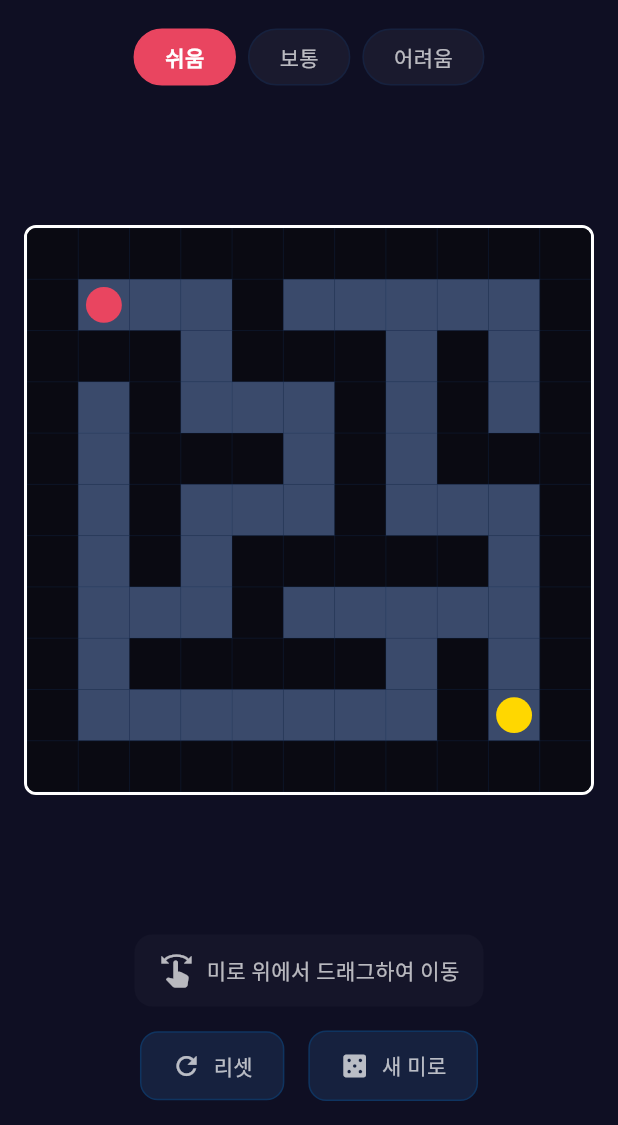
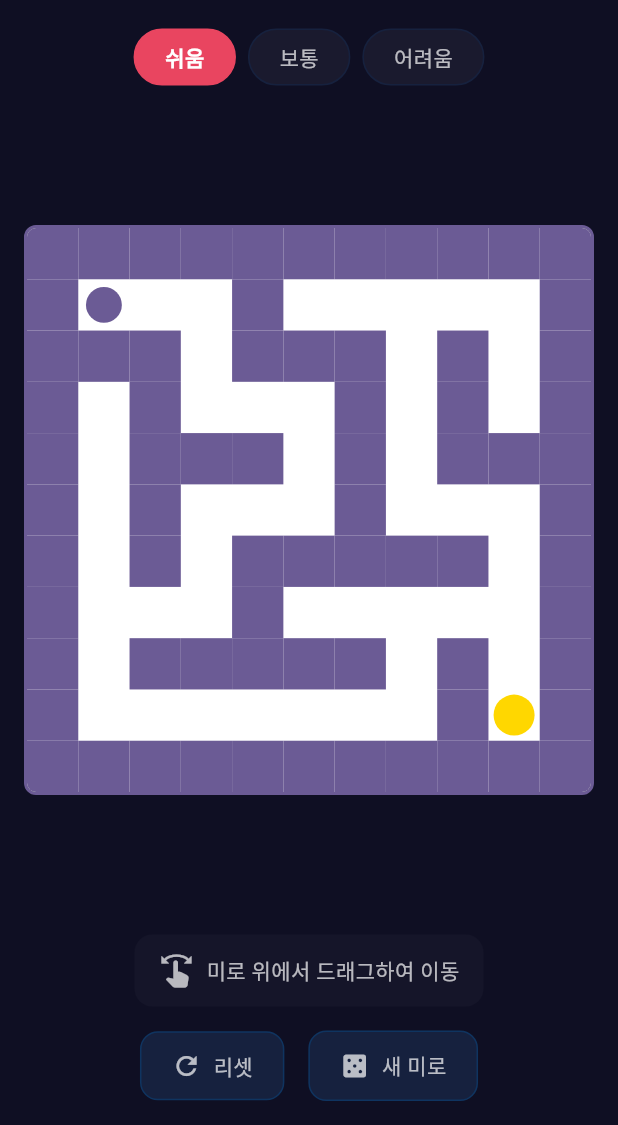
Before and after one commit to mhpark03/maze, a Flutter app: the screen it shows after launch, after a tap on "쉬움", on a phone screen of 412 x 824 dp, the part 111-1236 px from its top. Run offline on Flutter 3.47's test engine with Material 3 defaults, Android fonts, the phone set to English and light mode, and no system bars.

Commit message:
style: 미로 디자인을 흰 배경 + 보라색 벽 스타일로 변경
- 배경을 흰색으로 변경
- 벽을 보라색(#6B5B95)으로 변경
- 그리드 라인 제거하여 깔끔하게 표시
- 테두리도 보라색으로 통일

```diff
--- a/lib/widgets/maze_widget.dart
+++ b/lib/widgets/maze_widget.dart
@@ -58,7 +58,7 @@ class _MazeWidgetState extends State<MazeWidget> {
         onPanEnd: _handlePanEnd,
         child: Container(
           decoration: BoxDecoration(
-            border: Border.all(color: Colors.white, width: 2),
+            border: Border.all(color: const Color(0xFF6B5B95), width: 2),
             borderRadius: BorderRadius.circular(8),
           ),
           child: ClipRRect(
@@ -84,6 +84,12 @@ class MazePainter extends CustomPainter {
     final cellWidth = size.width / maze.cols;
     final cellHeight = size.height / maze.rows;
 
+    // 배경을 흰색으로 채우기
+    canvas.drawRect(
+      Rect.fromLTWH(0, 0, size.width, size.height),
+      Paint()..color = Colors.white,
+    );
+
     for (int row = 0; row < maze.rows; row++) {
       for (int col = 0; col < maze.cols; col++) {
         final cellType = maze.getCell(row, col);
@@ -98,42 +104,34 @@ class MazePainter extends CustomPainter {
 
         switch (cellType) {
           case CellType.wall:
-            // 벽: 진한 어두운 색
-            paint.color = const Color(0xFF0A0A12);
+            // 벽: 보라색
+            paint.color = const Color(0xFF6B5B95);
             canvas.drawRect(rect, paint);
             break;
           case CellType.path:
-            // 길: 밝은 색으로 명확하게 구분
-            paint.color = const Color(0xFF3A4A6B);
-            canvas.drawRect(rect, paint);
+            // 길: 흰색 (이미 배경이 흰색이므로 생략 가능)
             break;
           case CellType.start:
-            paint.color = const Color(0xFF3A4A6B);
-            canvas.drawRect(rect, paint);
-            // Draw start marker
-            final startPaint = Paint()..color = const Color(0xFF00D9FF);
+            // 시작점 마커
+            final startPaint = Paint()..color = const Color(0xFF6B5B95);
             canvas.drawCircle(
               Offset(col * cellWidth + cellWidth / 2, row * cellHeight + cellHeight / 2),
-              cellWidth * 0.3,
+              cellWidth * 0.35,
               startPaint,
             );
             break;
           case CellType.end:
-            paint.color = const Color(0xFF3A4A6B);
-            canvas.drawRect(rect, paint);
-            // Draw end marker (star shape)
+            // 도착점 마커
             final endPaint = Paint()..color = const Color(0xFFFFD700);
             canvas.drawCircle(
               Offset(col * cellWidth + cellWidth / 2, row * cellHeight + cellHeight / 2),
-              cellWidth * 0.35,
+              cellWidth * 0.4,
               endPaint,
             );
             break;
           case CellType.player:
-            paint.color = const Color(0xFF3A4A6B);
-            canvas.drawRect(rect, paint);
-            // Draw player
-            final playerPaint = Paint()..color = const Color(0xFFE94560);
+            // 플레이어
+            final playerPaint = Paint()..color = const Color(0xFF6B5B95);
             canvas.drawCircle(
               Offset(col * cellWidth + cellWidth / 2, row * cellHeight + cellHeight / 2),
               cellWidth * 0.35,
@@ -143,26 +141,6 @@ class MazePainter extends CustomPainter {
         }
       }
     }
-
-    // Draw grid lines
-    final gridPaint = Paint()
-      ..color = const Color(0xFF0F3460).withOpacity(0.3)
-      ..strokeWidth = 0.5;
-
-    for (int i = 0; i <= maze.rows; i++) {
-      canvas.drawLine(
-        Offset(0, i * cellHeight),
-        Offset(size.width, i * cellHeight),
-        gridPaint,
-      );
-    }
-    for (int i = 0; i <= maze.cols; i++) {
-      canvas.drawLine(
-        Offset(i * cellWidth, 0),
-        Offset(i * cellWidth, size.height),
-        gridPaint,
-      );
-    }
   }
 
   @override
```
